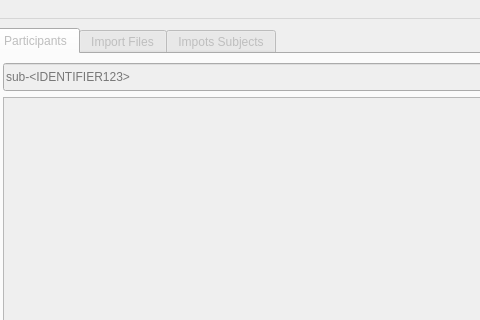
This is bidsificator/forms/MainWindow.ui in HIP-infrastructure/Bidsificator as Qt 5 draws it before an edit; both pictures show x 341 to 821 and y 0 to 320 of the 1212 by 927 pixel window. The edited form follows.
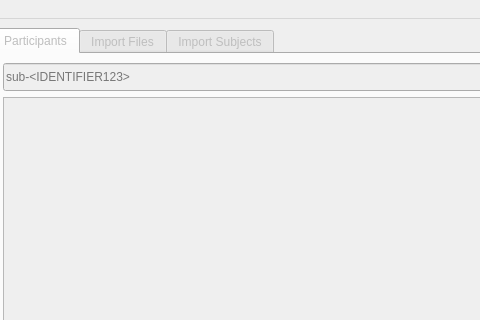
This is the edited form. Custom widgets are drawn as their Qt base class.

Commit message:
[DATALAD RUNCMD] Fix 'Impots Subjects' typo
=== Do not change lines below ===
{
 "chain": [],
 "cmd": "git-sedi Impots Import",
 "exit": 0,
 "extra_inputs": [],
 "inputs": [],
 "outputs": [],
 "pwd": "."
}
^^^ Do not change lines above ^^^

Patch:
```diff
--- a/bidsificator/forms/MainWindow.ui
+++ b/bidsificator/forms/MainWindow.ui
@@ -658,7 +658,7 @@
        </widget>
        <widget class="QWidget" name="ImportSubjectsTab">
         <attribute name="title">
-         <string>Impots Subjects</string>
+         <string>Import Subjects</string>
         </attribute>
         <layout class="QGridLayout" name="gridLayout_3">
          <item row="0" column="0">
```
The commit also changes 1 other file.
